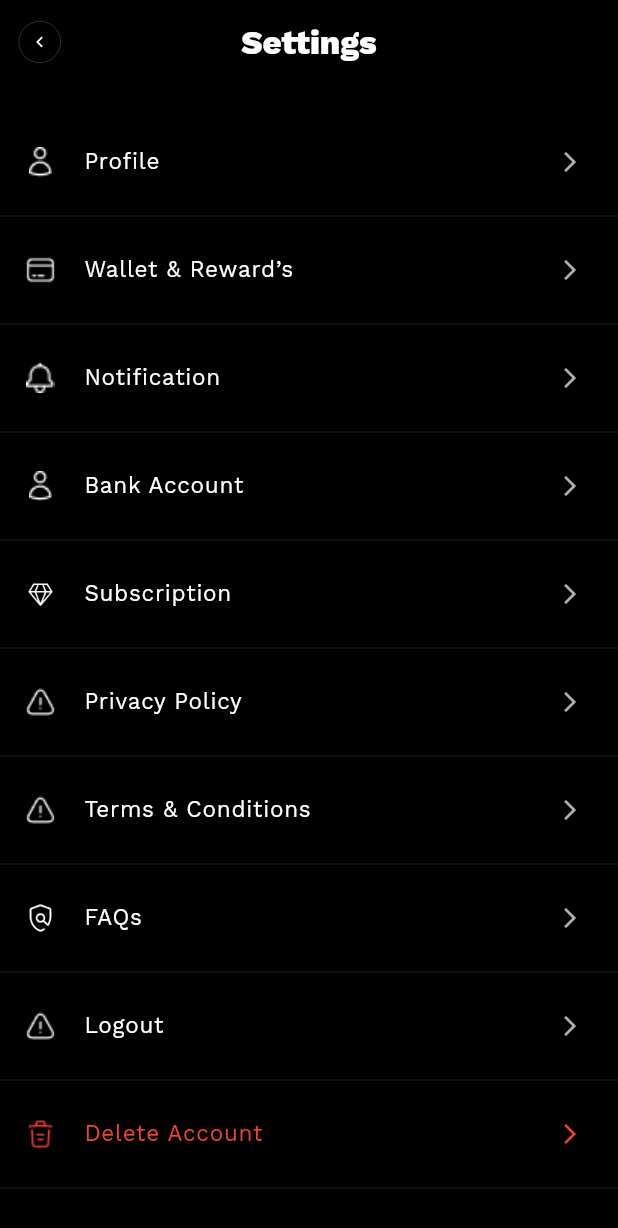
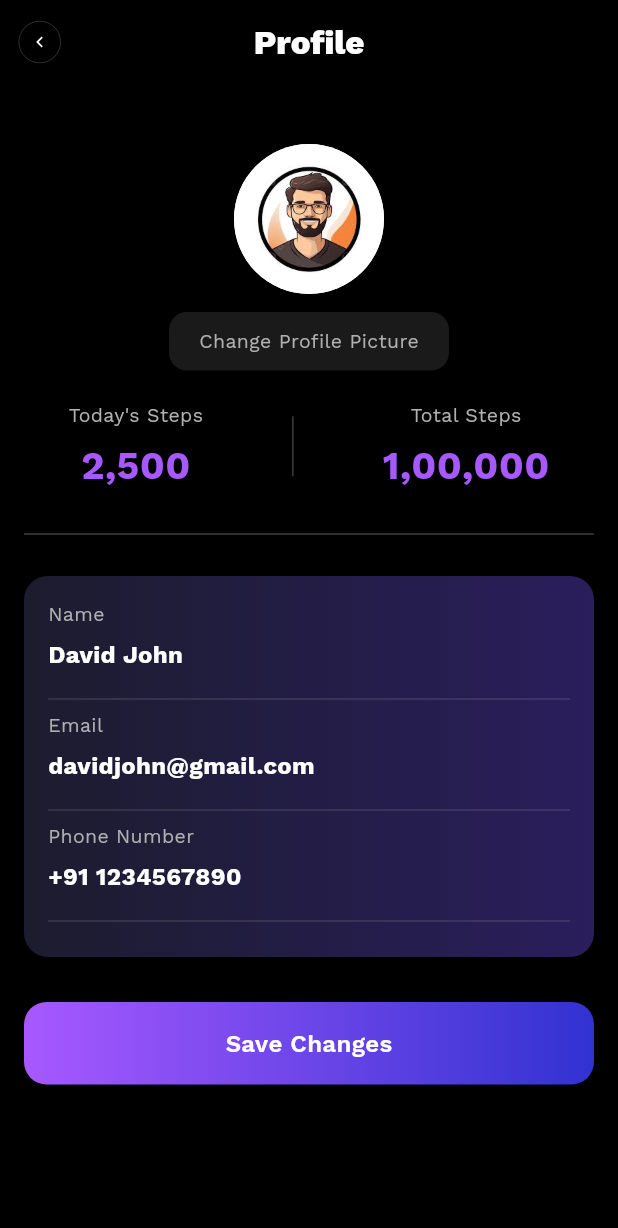
Before and after one commit to sreyamr/machine_test_seclob, a Flutter app: the SettingsScreen screen opened directly, after a tap on "Profile", on a phone screen of 412 x 824 dp. Shown: the top 1228 px of the screen. Run offline on Flutter 3.47's test engine with Material 3 defaults, Android fonts, the phone set to English and light mode, and no system bars; our stand-ins replace dio, flutter_svg, google_fonts; accounts and stored records are empty.

Commit message:
profile screen UI

```diff
--- a/lib/core/constants/app_image.dart
+++ b/lib/core/constants/app_image.dart
@@ -14,4 +14,5 @@ class AppImage {
   static const String faq = "assets/icons/faq.png";
   static const String logout = "assets/icons/logout.png";
   static const String delete = "assets/icons/trash.png";
+  static const String img = "assets/img.png";
 }
--- a/lib/core/routes/app_router.dart
+++ b/lib/core/routes/app_router.dart
@@ -6,6 +6,7 @@ import '../../features/auth/presentation/pages/phone_number_screen.dart';
 import '../../features/home/presentation/pages/main_screen.dart';
 import '../../features/onboarding/presentation/pages/onboarding_screen.dart';
 import '../../features/onboarding/presentation/pages/splash_screen.dart';
+import '../../features/profile/presentation/pages/profile_screen.dart';
 import 'app_routes.dart';
 
 class AppRouter {
@@ -34,10 +35,13 @@ class AppRouter {
           builder: (_) => const MainScreen(),
         );
       case AppRoutes.otp:
-
         final phone = settings.arguments as String? ?? "";
         return MaterialPageRoute(
           builder: (_) => OtpScreen(phone: phone),
+        );
+      case AppRoutes.profile:
+        return MaterialPageRoute(
+          builder: (_) => const ProfileScreen(),
         );
       default:
         return MaterialPageRoute(
--- a/lib/core/routes/app_routes.dart
+++ b/lib/core/routes/app_routes.dart
@@ -5,5 +5,6 @@ class AppRoutes {
   static const otp = "/otp";
   static const welcome = "/welcome";
   static const home = "/home";
+  static const profile = "/profile";
 
 }
--- a/lib/core/theme/app_text_styles.dart
+++ b/lib/core/theme/app_text_styles.dart
@@ -14,7 +14,7 @@ class AppTextStyles {
     color: AppColors.white,
   );
   static TextStyle subtitle = GoogleFonts.workSans(
-    fontSize: 15,
+    fontSize: 13,
     color: AppColors.greyText,
   );
 
--- /dev/null
+++ b/lib/core/utils/formatters.dart
@@ -0,0 +1,13 @@
+import 'package:intl/intl.dart';
+
+class Formatters {
+
+  static String number(int number) {
+    return NumberFormat("#,###").format(number);
+  }
+
+
+  static String indianNumber(int number) {
+    return NumberFormat("#,##,###", "en_IN").format(number);
+  }
+}
--- a/lib/core/widgets/custom_app_bar.dart
+++ b/lib/core/widgets/custom_app_bar.dart
@@ -35,7 +35,7 @@ class CustomAppBar extends StatelessWidget implements PreferredSizeWidget {
             padding: const EdgeInsets.all(12),
             child: SvgPicture.asset(
               AppImage.back,
-              height: 20,
+              height: 40,
             ),
           ),
         )
--- a/lib/features/auth/presentation/pages/otp_screen.dart
+++ b/lib/features/auth/presentation/pages/otp_screen.dart
@@ -39,7 +39,6 @@ class OtpScreen extends StatelessWidget {
           crossAxisAlignment: CrossAxisAlignment.start,
           children: [
 
-            const SizedBox(height: 80),
 
              Text(
               "Enter verification code",
--- a/lib/features/auth/presentation/pages/phone_number_screen.dart
+++ b/lib/features/auth/presentation/pages/phone_number_screen.dart
@@ -27,7 +27,6 @@ class PhoneNumberScreen extends StatelessWidget {
         child: Column(
           crossAxisAlignment: CrossAxisAlignment.start,
           children: [
-            const SizedBox(height: 80),
 
             _buildTitle(),
 
--- /dev/null
+++ b/lib/features/profile/data/data_sources/profile_local_data_source.dart
@@ -0,0 +1,16 @@
+import 'package:machine_test/core/constants/app_image.dart';
+
+import '../models/profile_model.dart';
+
+class ProfileLocalDataSource {
+  ProfileModel getProfile() {
+    return ProfileModel(
+      name: "David John",
+      email: "davidjohn@gmail.com",
+      phone: "+91 1234567890",
+      todaySteps: 2500,
+      totalSteps: 100000,
+      image: AppImage.img
+    );
+  }
+}
--- /dev/null
+++ b/lib/features/profile/data/models/profile_model.dart
@@ -0,0 +1,24 @@
+import '../../domain/entities/profile_entity.dart';
+
+class ProfileModel extends ProfileEntity {
+  ProfileModel({
+    required super.name,
+    required super.email,
+    required super.phone,
+    required super.todaySteps,
+    required super.totalSteps,
+    required super.image,
+  });
+
+
+  factory ProfileModel.fromJson(Map<String, dynamic> json) {
+    return ProfileModel(
+      name: json['name'] ?? '',
+      email: json['email'] ?? '',
+      phone: json['phone'] ?? '',
+      todaySteps: json['today_steps'] ?? 0,
+      totalSteps: json['total_steps'] ?? 0,
+      image: json['image'] ?? '',
+    );
+  }
+}
--- /dev/null
+++ b/lib/features/profile/domain/entities/profile_entity.dart
@@ -0,0 +1,17 @@
+class ProfileEntity {
+  final String name;
+  final String email;
+  final String phone;
+  final int todaySteps;
+  final int totalSteps;
+  final String image;
+
+  ProfileEntity({
+    required this.name,
+    required this.email,
+    required this.phone,
+    required this.todaySteps,
+    required this.totalSteps,
+    required this.image,
+  });
+}
--- /dev/null
+++ b/lib/features/profile/presentation/pages/profile_screen.dart
@@ -0,0 +1,136 @@
+import 'package:flutter/material.dart';
+import 'package:provider/provider.dart';
+import '../../../../core/theme/app_color.dart';
+import '../../../../core/theme/app_text_styles.dart';
+import '../../../../core/utils/formatters.dart';
+import '../../../../core/widgets/custom_app_bar.dart';
+import '../provider/profile_provider.dart';
+import '../widgets/profile_field.dart';
+import '../widgets/profile_stat.dart';
+
+class ProfileScreen extends StatefulWidget {
+  const ProfileScreen({super.key});
+
+  @override
+  State<ProfileScreen> createState() => _ProfileScreenState();
+}
+
+class _ProfileScreenState extends State<ProfileScreen> {
+  @override
+  void initState() {
+    super.initState();
+    Future.microtask(() {
+    context.read<ProfileProvider>().loadProfile();
+    });
+
+  }
+
+  @override
+  Widget build(BuildContext context) {
+    final provider = context.watch<ProfileProvider>();
+    final data = provider.profile;
+
+    if (data == null) return const SizedBox();
+
+    return Scaffold(
+      backgroundColor: AppColors.background,
+      appBar: const CustomAppBar(title: "Profile"),
+
+      body: SingleChildScrollView(
+        padding: const EdgeInsets.all(16),
+        child: Column(
+          children: [
+            CircleAvatar(
+              radius: 50,
+              backgroundImage: AssetImage(data.image),
+            ),
+
+            const SizedBox(height: 12),
+
+
+            Container(
+              padding: const EdgeInsets.symmetric(
+                  horizontal: 20, vertical: 10),
+              decoration: BoxDecoration(
+                borderRadius: BorderRadius.circular(12),
+                color: Colors.white.withOpacity(0.1),
+              ),
+              child: Text(
+                "Change Profile Picture",
+                style: AppTextStyles.subtitle,
+              ),
+            ),
+
+            const SizedBox(height: 20),
+
+            Row(
+              mainAxisAlignment: MainAxisAlignment.spaceAround,
+              children: [
+                ProfileStat(
+                  title: "Today's Steps",
+                  value: Formatters.indianNumber(data.todaySteps),
+                ),
+
+                Container(width: 1, height: 40, color: Colors.white24),
+
+                ProfileStat(
+                  title: "Total Steps",
+                  value: Formatters.indianNumber(data.totalSteps),
+                ),
+              ],
+            ),
+
+            const SizedBox(height: 20),
+
+            const Divider(color: Colors.white24),
+
+            const SizedBox(height: 20),
+
+            Container(
+              padding: const EdgeInsets.all(16),
+              decoration: BoxDecoration(
+                borderRadius: BorderRadius.circular(16),
+                gradient: const LinearGradient(
+                  colors: [
+                    Color(0xFF1C1C2E),
+                    Color(0xFF2A1E5C),
+                  ],
+                ),
+              ),
+              child: Column(
+                children: [
+                  ProfileField(label: "Name", value: data.name),
+                  ProfileField(label: "Email", value: data.email),
+                  ProfileField(label: "Phone Number", value: data.phone),
+                ],
+              ),
+            ),
+
+            const SizedBox(height: 30),
+
+
+            Container(
+              width: double.infinity,
+              padding: const EdgeInsets.symmetric(vertical: 16),
+              decoration: BoxDecoration(
+                borderRadius: BorderRadius.circular(15),
+                gradient: const LinearGradient(
+                  colors: [
+                    AppColors.primary,
+                    AppColors.secondary
+                  ],
+                ),
+              ),
+              child: Center(
+                child: Text(
+                  "Save Changes",
+                  style: AppTextStyles.button,
+                ),
+              ),
+            ),
+          ],
+        ),
+      ),
+    );
+  }
+}
--- /dev/null
+++ b/lib/features/profile/presentation/provider/profile_provider.dart
@@ -0,0 +1,17 @@
+import 'package:flutter/material.dart';
+
+import '../../data/data_sources/profile_local_data_source.dart';
+import '../../domain/entities/profile_entity.dart';
+
+class ProfileProvider extends ChangeNotifier {
+  final ProfileLocalDataSource dataSource;
+
+  ProfileProvider(this.dataSource);
+
+  ProfileEntity? profile;
+
+  void loadProfile() {
+    profile = dataSource.getProfile();
+    notifyListeners();
+  }
+}
--- /dev/null
+++ b/lib/features/profile/presentation/widgets/profile_field.dart
@@ -0,0 +1,31 @@
+import 'package:flutter/material.dart';
+import '../../../../core/theme/app_text_styles.dart';
+import '../../../../core/theme/app_color.dart';
+
+class ProfileField extends StatelessWidget {
+  final String label;
+  final String value;
+
+  const ProfileField({
+    super.key,
+    required this.label,
+    required this.value,
+  });
+
+  @override
+  Widget build(BuildContext context) {
+    return Column(
+      crossAxisAlignment: CrossAxisAlignment.start,
+      children: [
+        Text(label, style: AppTextStyles.subtitle),
+        const SizedBox(height: 6),
+        Text(
+          value,
+          style: AppTextStyles.title.copyWith(fontSize: 16),
+        ),
+        const SizedBox(height: 10),
+        Divider(color: AppColors.greyText.withOpacity(0.2)),
+      ],
+    );
+  }
+}
--- /dev/null
+++ b/lib/features/profile/presentation/widgets/profile_stat.dart
@@ -0,0 +1,30 @@
+import 'package:flutter/material.dart';
+import '../../../../core/theme/app_text_styles.dart';
+import '../../../../core/theme/app_color.dart';
+
+class ProfileStat extends StatelessWidget {
+  final String title;
+  final String value;
+
+  const ProfileStat({
+    super.key,
+    required this.title,
+    required this.value,
+  });
+
+  @override
+  Widget build(BuildContext context) {
+    return Column(
+      children: [
+        Text(title, style: AppTextStyles.subtitle),
+        const SizedBox(height: 5),
+        Text(
+          value,
+          style: AppTextStyles.title.copyWith(
+            color: AppColors.primary,
+          ),
+        ),
+      ],
+    );
+  }
+}
--- a/lib/features/settings/presentation/pages/settings_screen.dart
+++ b/lib/features/settings/presentation/pages/settings_screen.dart
@@ -2,6 +2,7 @@ import 'package:flutter/material.dart';
 import 'package:machine_test/core/widgets/custom_app_bar.dart';
 import 'package:machine_test/features/settings/presentation/provider/settings_provider.dart';
 import 'package:provider/provider.dart';
+import '../../../../core/routes/app_routes.dart';
 import '../../../../core/theme/app_color.dart';
 import '../widgets/settings_tile.dart';
 
@@ -14,9 +15,13 @@ class SettingsScreen extends StatefulWidget {
 
 class _SettingsScreenState extends State<SettingsScreen> {
   @override
+  @override
   void initState() {
     super.initState();
-    context.read<SettingsProvider>().loadSettings();
+
+    Future.microtask(() {
+      context.read<SettingsProvider>().loadSettings();
+    });
   }
 
   @override
@@ -25,18 +30,23 @@ class _SettingsScreenState extends State<SettingsScreen> {
 
     return Scaffold(
       backgroundColor: AppColors.background,
-appBar: const CustomAppBar(title: "Settings",),
+      appBar: const CustomAppBar(
+        title: "Settings",
+      ),
       body: ListView.builder(
         itemCount: controller.items.length,
         itemBuilder: (context, index) {
           final item = controller.items[index];
 
           return SettingsTile(
-            title: item.title,
-            isDanger: item.isDanger,
-            onTap: () {
-            }, icon: item.icon
-          );
+              title: item.title,
+              isDanger: item.isDanger,
+              onTap: () {
+                if (item.title == "Profile") {
+                  Navigator.pushNamed(context, AppRoutes.profile);
+                }
+              },
+              icon: item.icon);
         },
       ),
     );
--- a/lib/main.dart
+++ b/lib/main.dart
@@ -10,6 +10,8 @@ import 'features/auth/domain/usecases/send_otp_usecase.dart';
 import 'features/auth/domain/usecases/verify_otp_usecase.dart';
 import 'features/auth/presentation/provider/auth_provider.dart';
 import 'features/home/presentation/provider/naviagtion_provider.dart';
+import 'features/profile/data/data_sources/profile_local_data_source.dart';
+import 'features/profile/presentation/provider/profile_provider.dart';
 import 'features/settings/data/datasources/settings_locall_data_source.dart';
 
 void main() {
@@ -43,6 +45,9 @@ class MyApp extends StatelessWidget {
         ChangeNotifierProvider(
           create: (_) => SettingsProvider(settingsDataSource),
         ),
+        ChangeNotifierProvider(
+          create: (_) => ProfileProvider(ProfileLocalDataSource()),
+        ),
       ],
       child: const MaterialApp(
         debugShowCheckedModeBanner: false,
--- a/pubspec.yaml
+++ b/pubspec.yaml
@@ -40,6 +40,7 @@ dependencies:
   dio: ^5.9.2
   provider: ^6.1.5+1
   flutter_svg: ^2.1.0
+  intl: ^0.20.2
 
 dev_dependencies:
   flutter_test:
```
Also changed, not shown: assets/img.png (added), pubspec.lock.
